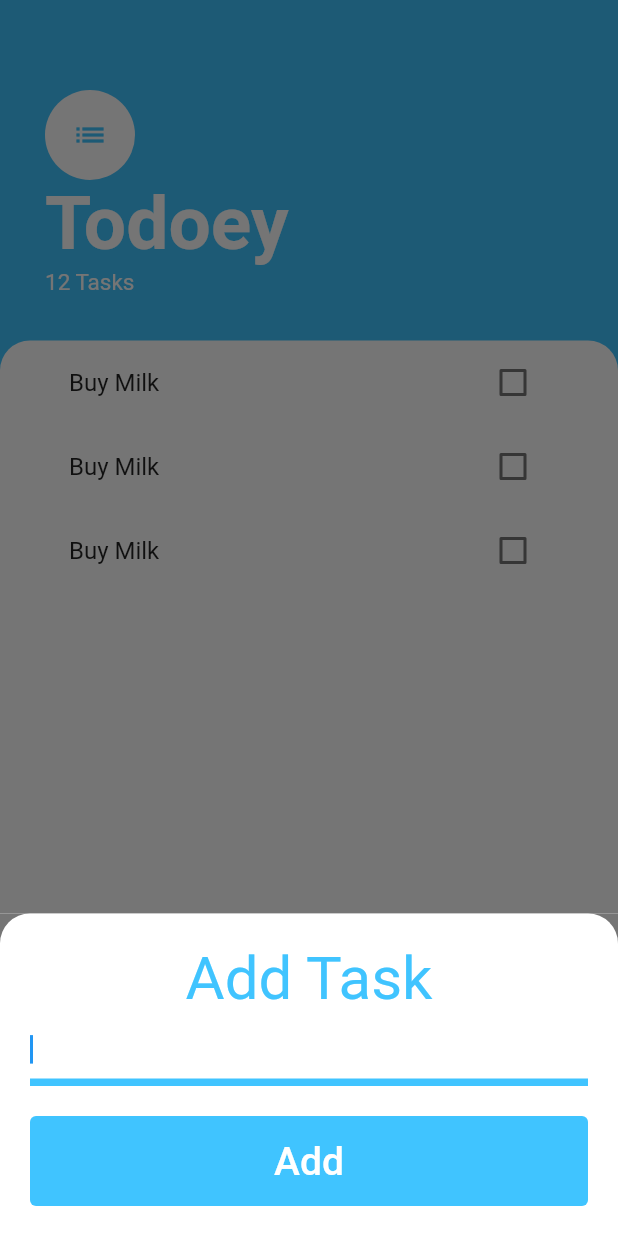
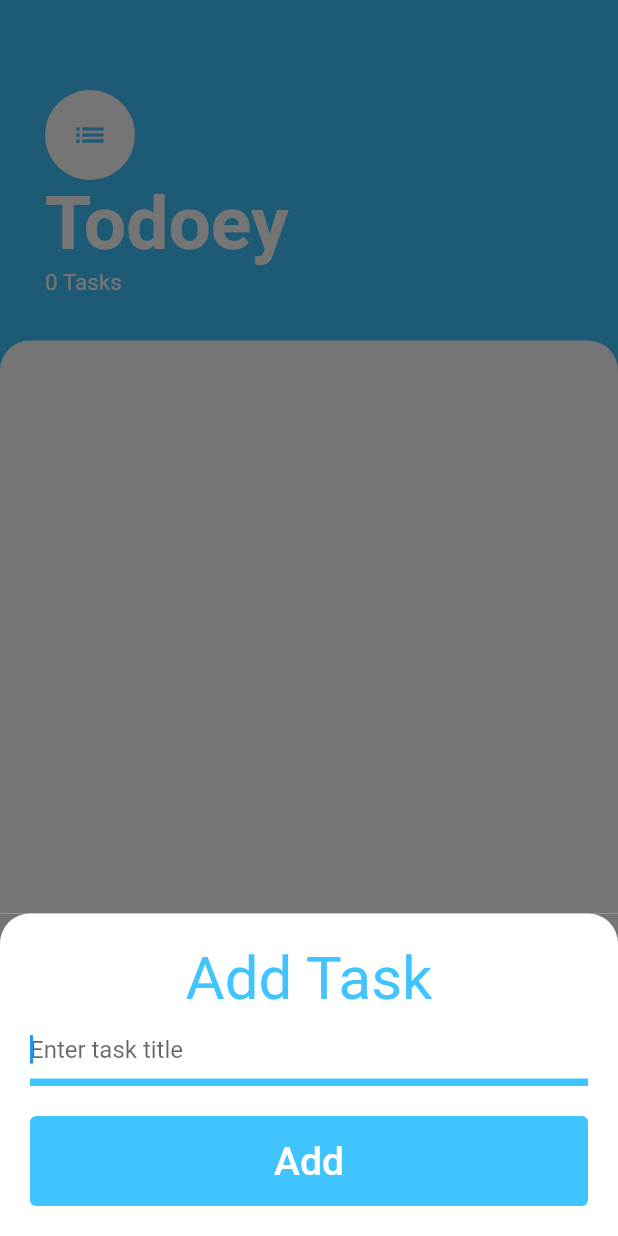
Before and after one commit to MostafaAE/todoey_flutter, a Flutter app: the screen it shows after launch, after a tap on the "add" icon, on a phone screen of 412 x 824 dp. Run offline on Flutter 3.47's test engine with Material 2 defaults, Android fonts, the phone set to English and light mode, and no system bars.

Commit message:
Adding tasks through AddTaskScreen

```diff
--- /dev/null
+++ b/lib/models/Task.dart
@@ -0,0 +1,10 @@
+class Task {
+  Task({this.name, this.isDone = false});
+
+  String name;
+  bool isDone;
+
+  void toggleDone() {
+    this.isDone = !isDone;
+  }
+}
--- a/lib/screens/add-task-screen.dart
+++ b/lib/screens/add-task-screen.dart
@@ -1,6 +1,11 @@
 import 'package:flutter/material.dart';
 
 class AddTaskScreen extends StatelessWidget {
+  AddTaskScreen({this.addTaskCallBack});
+
+  String taskTitle;
+  final Function addTaskCallBack;
+
   @override
   Widget build(BuildContext context) {
     return Container(
@@ -26,8 +31,12 @@ class AddTaskScreen extends StatelessWidget {
               ),
             ),
             TextField(
+              onChanged: (newValue) {
+                taskTitle = newValue;
+              },
               autofocus: true,
               decoration: InputDecoration(
+                hintText: 'Enter task title',
                 enabledBorder: UnderlineInputBorder(
                   borderSide: BorderSide(
                     color: Colors.lightBlueAccent,
@@ -52,7 +61,12 @@ class AddTaskScreen extends StatelessWidget {
                   fontSize: 26,
                 ),
               ),
-              onPressed: () {},
+              onPressed: () {
+                if (taskTitle != null) {
+                  addTaskCallBack(taskTitle);
+                  Navigator.pop(context);
+                }
+              },
               style: TextButton.styleFrom(
                 primary: Colors.white,
                 backgroundColor: Colors.lightBlueAccent,
--- a/lib/screens/tasks-screen.dart
+++ b/lib/screens/tasks-screen.dart
@@ -1,9 +1,17 @@
 import 'package:flutter/material.dart';
+import 'package:todoey_flutter/models/Task.dart';
 import 'package:todoey_flutter/widgets/tasks-list.dart';
 
 import 'add-task-screen.dart';
 
-class TasksScreen extends StatelessWidget {
+List<Task> tasks = [];
+
+class TasksScreen extends StatefulWidget {
+  @override
+  _TasksScreenState createState() => _TasksScreenState();
+}
+
+class _TasksScreenState extends State<TasksScreen> {
   @override
   Widget build(BuildContext context) {
     return Scaffold(
@@ -16,7 +24,13 @@ class TasksScreen extends StatelessWidget {
             context: context,
             isScrollControlled: true,
             builder: (context) => SingleChildScrollView(
-              child: AddTaskScreen(),
+              child: AddTaskScreen(
+                addTaskCallBack: (String taskName) {
+                  setState(() {
+                    tasks.add(Task(name: taskName));
+                  });
+                },
+              ),
             ),
           );
         },
@@ -51,7 +65,7 @@ class TasksScreen extends StatelessWidget {
                   ),
                 ),
                 Text(
-                  '12 Tasks',
+                  '${tasks.length} Tasks',
                   style: TextStyle(
                     fontSize: 15,
                     color: Colors.white,
--- a/lib/widgets/tasks-list.dart
+++ b/lib/widgets/tasks-list.dart
@@ -1,15 +1,29 @@
 import 'package:flutter/material.dart';
 import 'package:todoey_flutter/widgets/task-tile.dart';
 
-class TasksList extends StatelessWidget {
+import '../screens/tasks-screen.dart';
+
+class TasksList extends StatefulWidget {
+  @override
+  _TasksListState createState() => _TasksListState();
+}
+
+class _TasksListState extends State<TasksList> {
   @override
   Widget build(BuildContext context) {
-    return ListView(
-      children: [
-        TaskTile(),
-        TaskTile(),
-        TaskTile(),
-      ],
+    return ListView.builder(
+      itemBuilder: (context, index) {
+        return TaskTile(
+          taskTitle: tasks[index].name,
+          isChecked: tasks[index].isDone,
+          checkboxCallBack: (bool checkBoxState) {
+            setState(() {
+              tasks[index].isDone = checkBoxState;
+            });
+          },
+        );
+      },
+      itemCount: tasks.length,
     );
   }
 }
```
Also changed, not shown: lib/widgets/task-tile.dart (+15 -3 lines).
